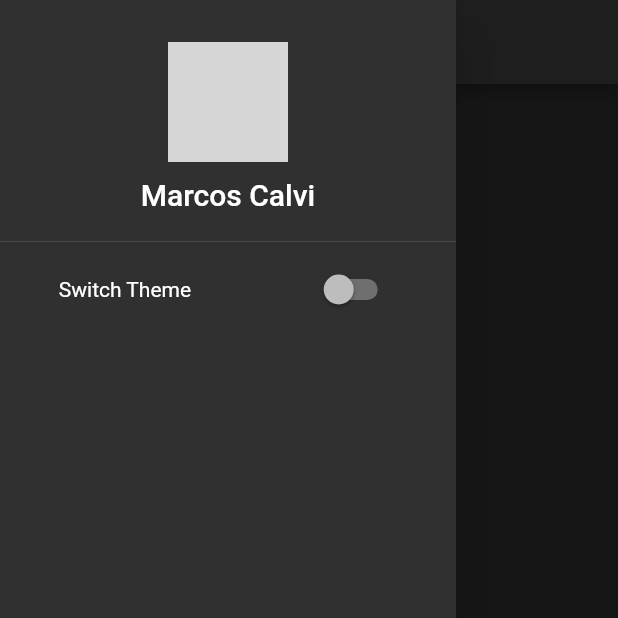
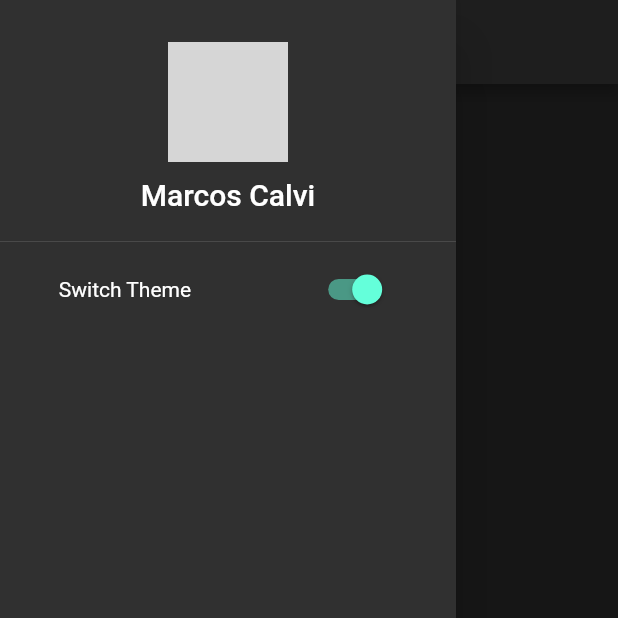
Before and after one commit to calvi7/picsum-scroller-app, a Flutter app: the screen it shows after launch, with the side drawer open, on a phone screen of 412 x 824 dp, the top half of it. Run offline on Flutter 3.47's test engine with Material 2 defaults, Android fonts, the light colour scheme and no system bars; accounts and stored records are empty; network calls fail; grey boxes are pictures that could not be loaded.

Commit message:
el valor del switch persiste aunq cierre drawer

```diff
--- a/lib/providers/theme_provider.dart
+++ b/lib/providers/theme_provider.dart
@@ -6,6 +6,8 @@ class ThemeProvider extends ChangeNotifier {
 
   late ThemeData currentTheme;
 
+  bool switchValue = true;
+
   ThemeProvider() {
     currentTheme = _darkTheme;
   }
@@ -13,6 +15,7 @@ class ThemeProvider extends ChangeNotifier {
   void switchTheme(ThemeData theme) {
     currentTheme =
         theme.brightness == Brightness.dark ? _lightTheme : _darkTheme;
+    switchValue = !switchValue;
     notifyListeners();
   }
 }
--- a/lib/widgets/drawer/my_switch.dart
+++ /dev/null
@@ -1,29 +0,0 @@
-import 'package:flutter/material.dart';
-import 'package:intento_urbe/providers/theme_provider.dart';
-import 'package:provider/provider.dart';
-
-class MySwitch extends StatefulWidget {
-  const MySwitch({
-    Key? key,
-  }) : super(key: key);
-
-  @override
-  State<MySwitch> createState() => _MySwitchState();
-}
-
-class _MySwitchState extends State<MySwitch> {
-  var _switchValue = false;
-  @override
-  Widget build(BuildContext context) {
-    final themeProvider = Provider.of<ThemeProvider>(context);
-    return Switch(
-      value: _switchValue,
-      onChanged: (value) {
-        setState(() {
-          _switchValue = !_switchValue;
-        });
-        themeProvider.switchTheme(themeProvider.currentTheme);
-      },
-    );
-  }
-}
--- a/lib/widgets/drawer/theme_switcher.dart
+++ b/lib/widgets/drawer/theme_switcher.dart
@@ -1,17 +1,23 @@
 import 'package:flutter/material.dart';
-
-import 'my_switch.dart';
+import 'package:intento_urbe/providers/theme_provider.dart';
+import 'package:provider/provider.dart';
 
 class ThemeSwitcher extends StatelessWidget {
   const ThemeSwitcher({Key? key}) : super(key: key);
 
   @override
   Widget build(BuildContext context) {
+    final themeProvider = Provider.of<ThemeProvider>(context);
     return Row(
       mainAxisAlignment: MainAxisAlignment.spaceAround,
-      children: const <Widget>[
-        Text("Switch Theme"),
-        MySwitch(),
+      children: <Widget>[
+        const Text("Switch Theme"),
+        Switch(
+          value: themeProvider.switchValue,
+          onChanged: (_) {
+            themeProvider.switchTheme(themeProvider.currentTheme);
+          },
+        )
       ],
     );
   }
```
